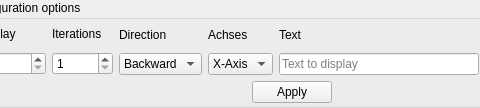
This is src/gui/AnimationOptionsGroupBox.ui in casch-at/ledcc as Qt 5 draws it before an edit; both pictures show x 87 to 567 and y 0 to 108 of the 758 by 108 pixel window. The edited form follows.
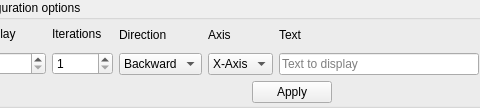
This is the edited form.

```diff
--- a/src/gui/AnimationOptionsGroupBox.ui
+++ b/src/gui/AnimationOptionsGroupBox.ui
@@ -130,7 +130,7 @@
        <item>
         <widget class="QLabel" name="axisLabel">
          <property name="text">
-          <string>Achses</string>
+          <string>Axis</string>
          </property>
         </widget>
        </item>
```
